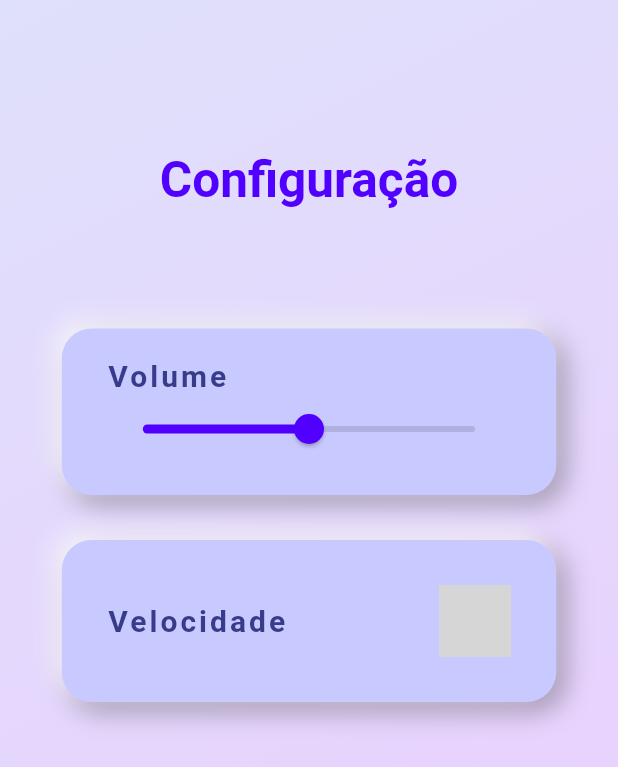
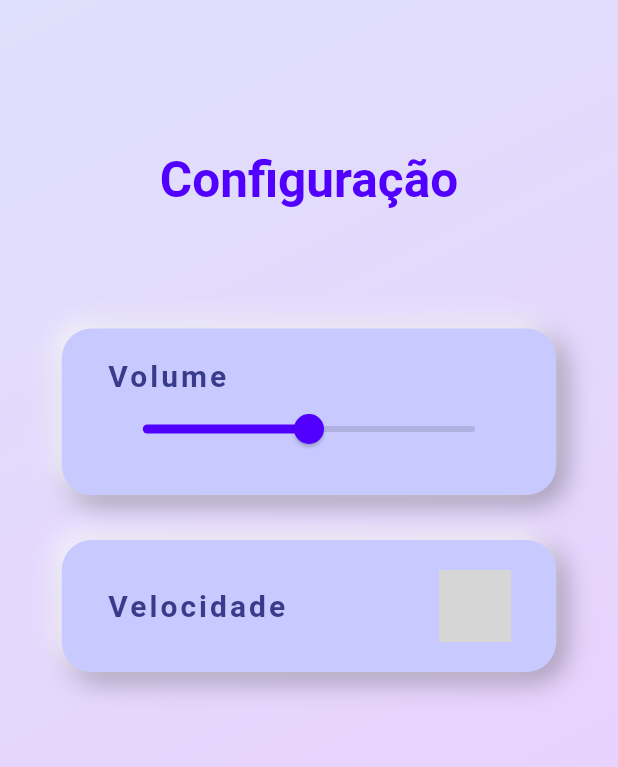
Before and after one commit to paulatalim/Iris, a Flutter app: the screen it shows after launch, on a phone screen of 412 x 824 dp. Shown: the top 767 px of the screen. Run offline on Flutter 3.47's test engine with Material 2 defaults, Android fonts, the light colour scheme and no system bars; our stand-ins replace google_fonts; missing offline and left inert: cool_dropdown; grey boxes are pictures that could not be loaded.

Commit message:
pequenos ajustes no dropdown

```diff
--- a/lib/configuracao.dart
+++ b/lib/configuracao.dart
@@ -12,6 +12,7 @@ class Configuracao extends StatefulWidget {
 
 class _ConfiguracaoState extends State<Configuracao> {
   double valor = 50;
+  Color boxColor = const Color(0xFFC7C9FF);
   List<String> speeds = ['1.0 X', '2.0 X', '3.0 X'];
   final speedDropdownController = DropdownController();
   final listDropdownController = DropdownController();
@@ -20,7 +21,7 @@ class _ConfiguracaoState extends State<Configuracao> {
 
   BoxDecoration styleBox() {
     return BoxDecoration(
-      color: const Color(0xFFC7C9FF),
+      color: boxColor,
       borderRadius: BorderRadius.circular(20),
       boxShadow: const [
         BoxShadow(
@@ -84,7 +85,6 @@ class _ConfiguracaoState extends State<Configuracao> {
                 textAlign: TextAlign.center,
                 style: GoogleFonts.montserratAlternates(
                   textStyle: const TextStyle(
-                      // fontFamily: 'Poppins',
                       fontWeight: FontWeight.w700,
                       fontSize: 33,
                       color: Color(0xFF5100FF)),
@@ -135,9 +135,8 @@ class _ConfiguracaoState extends State<Configuracao> {
               // Compo da velocidade
               Container(
                 width: 0.8 * MediaQuery.of(context).size.width,
-                // height: 0.1 * MediaQuery.of(context).size.height,
                 padding: const EdgeInsets.only(
-                    left: 30, top: 30, right: 30, bottom: 30),
+                    left: 30, top: 20, right: 30, bottom: 20),
                 decoration: styleBox(),
                 child: Row(
                   mainAxisAlignment: MainAxisAlignment.spaceBetween,
@@ -176,11 +175,13 @@ class _ConfiguracaoState extends State<Configuracao> {
                             //   color: Colors.green,
                             // ),
                             boxDecoration: BoxDecoration(
-                            color: Colors.amber,
+                              color: boxColor,
                               borderRadius: BorderRadius.circular(10),
-                          ),
+                              // style: GoogleFonts.poppins(
+                              //     textStyle:
+                              //         const TextStyle(color: Colors.blue))),
                               // boxDecoration: BoxDecoration(color: Colors.amber)
-                        ),
+                            )),
                         dropdownOptions: const DropdownOptions(
                             top: 20,
                             gap: DropdownGap.all(5),
```
Lines whose indentation alone changed are shown as unchanged.
